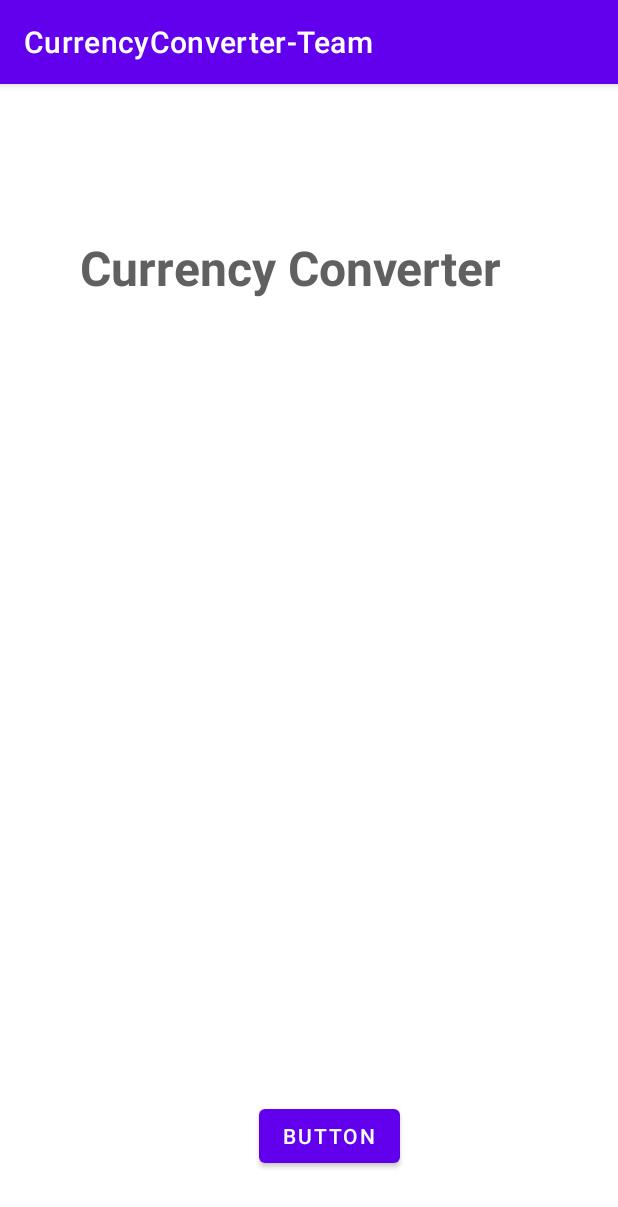
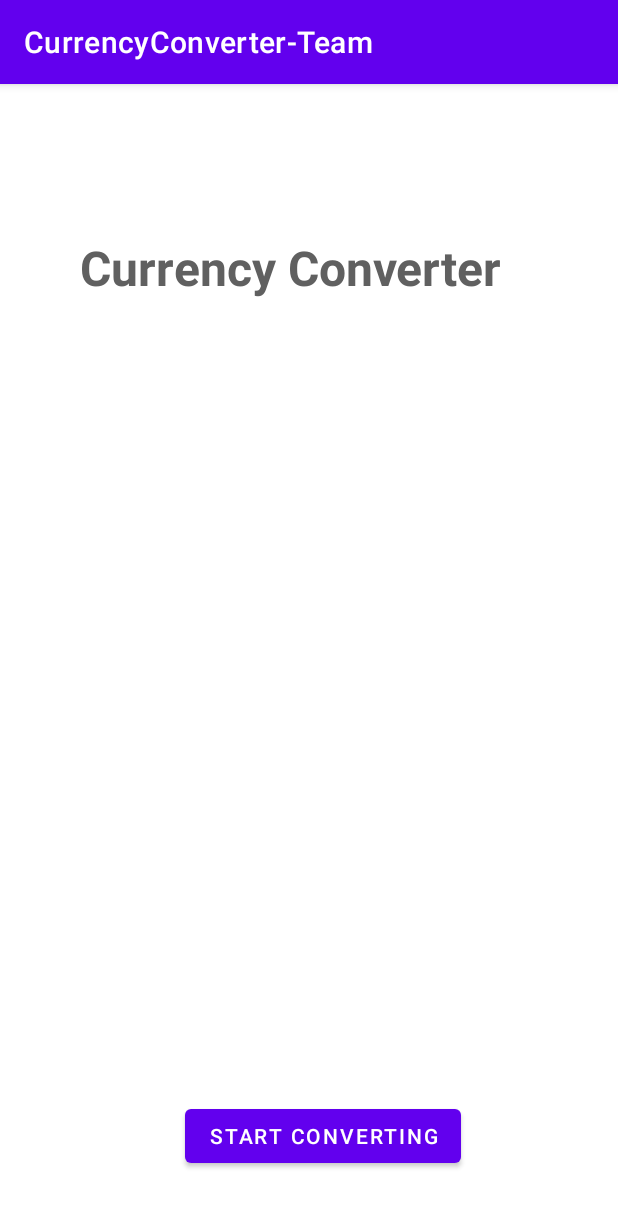
Before and after one commit to nahlabaalbaki/CurrencyConverter-Team, an Android app: the screen it shows after launch (MainActivity), on a phone screen of 412 x 824 dp. Shown: the top 1207 px of the screen. Run offline under Robolectric (Android 15) with nearby library versions, the phone set to English and light mode, and no system bars; Roboto replaces fonts that are not available here.

Commit message:
UI edit-2

```diff
--- a/front-end/CurrencyConverterTeam/app/src/main/res/layout/activity_main.xml
+++ b/front-end/CurrencyConverterTeam/app/src/main/res/layout/activity_main.xml
@@ -23,10 +23,10 @@
         app:layout_constraintVertical_bias="0.14" />
 
     <Button
-        android:id="@+id/button2"
+        android:id="@+id/Button1"
         android:layout_width="wrap_content"
         android:layout_height="wrap_content"
-        android:text="Button"
+        android:text="Start Converting"
         app:layout_constraintBottom_toBottomOf="parent"
         app:layout_constraintEnd_toEndOf="parent"
         app:layout_constraintHorizontal_bias="0.542"
```
